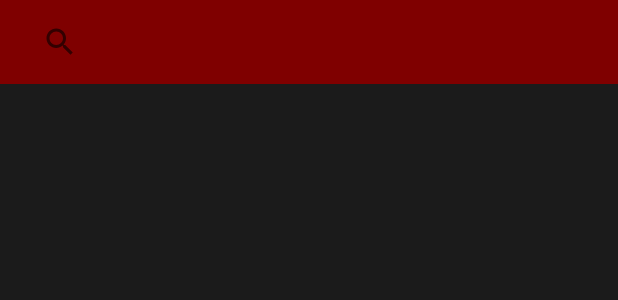
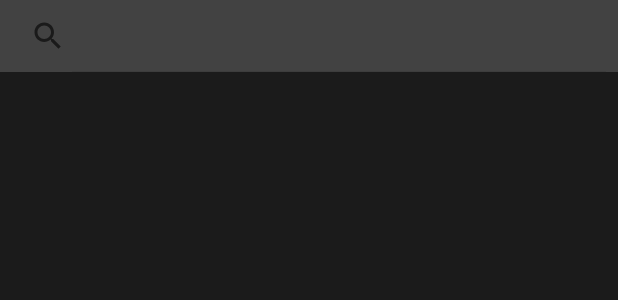
Before and after one commit to Larten13/GamesFinder, an Android app: the layout finder_fragment.xml on its own in the app's theme, with its tools: preview values and no code run, on a phone screen of 412 x 824 dp. Shown: the top 300 px of the screen. Run offline under Robolectric (Android 15) with nearby library versions, the phone set to English and light mode, and no system bars.

Commit message:
правка дизайна

```diff
--- a/app/src/main/res/layout/finder_fragment.xml
+++ b/app/src/main/res/layout/finder_fragment.xml
@@ -8,35 +8,27 @@
     tools:context=".screens.finder.FinderFragment"
     android:background="@color/secondaryDarkColor">
 
-    <androidx.appcompat.widget.Toolbar
-        android:id="@+id/tool_bar"
+    <androidx.appcompat.widget.SearchView
+        android:id="@+id/search_view"
         android:layout_width="match_parent"
         android:layout_height="wrap_content"
+        app:layout_constraintTop_toTopOf="parent"
         app:layout_constraintStart_toStartOf="parent"
-        app:layout_constraintTop_toTopOf="parent"
-        app:layout_constraintEnd_toEndOf="parent"
-        app:layout_scrollFlags="scroll|enterAlways"
-        android:background="@color/primaryDarkColor">
-
-        <androidx.appcompat.widget.SearchView
-            android:id="@+id/search_view"
-            android:layout_width="match_parent"
-            android:layout_height="wrap_content"
-            app:layout_constraintTop_toTopOf="parent"
-            app:layout_constraintStart_toStartOf="parent"
-            android:queryHint="@string/hint" />
-
-    </androidx.appcompat.widget.Toolbar>
+        android:queryHint="@string/hint"
+        app:iconifiedByDefault="false"
+        android:background="@color/secondaryColor"/>
 
     <androidx.recyclerview.widget.RecyclerView
         android:id="@+id/recycler_games"
         android:layout_width="match_parent"
         android:layout_height="wrap_content"
         app:layout_constraintStart_toStartOf="parent"
-        app:layout_constraintTop_toBottomOf="@+id/tool_bar"
+        app:layout_constraintTop_toBottomOf="@+id/search_view"
+        app:layout_constraintBottom_toBottomOf="parent"
         app:layoutManager="androidx.recyclerview.widget.LinearLayoutManager"
         android:orientation="vertical"
-        android:paddingBottom="8dp"
+        android:paddingTop="24dp"
+        android:paddingBottom="16dp"
         android:paddingStart="8dp"
         android:paddingEnd="8dp"/>
 
--- a/app/src/main/res/layout/fragment_game_description.xml
+++ b/app/src/main/res/layout/fragment_game_description.xml
@@ -19,11 +19,11 @@
 
     <ScrollView
         android:layout_width="match_parent"
-        android:layout_height="wrap_content"
+        android:layout_height="0dp"
         app:layout_constraintEnd_toEndOf="parent"
         app:layout_constraintStart_toStartOf="parent"
-        app:layout_constraintTop_toTopOf="parent"
-        android:paddingTop="180dp">
+        app:layout_constraintTop_toBottomOf="@id/poster"
+        app:layout_constraintBottom_toBottomOf="parent">
 
         <androidx.constraintlayout.widget.ConstraintLayout
             android:layout_width="match_parent"
```
